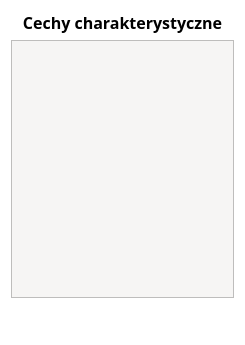
SiekamCebule/sj-sim, file UI/EditorWidgets/CharacteristicsEditor.ui: the form before one commit.
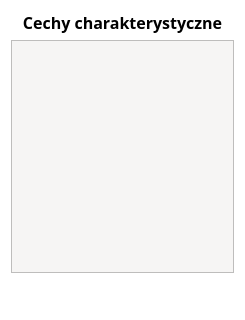
The form after the commit. Icons and pictures are not drawn.

Diff of the .ui file:
```diff
--- a/UI/EditorWidgets/CharacteristicsEditor.ui
+++ b/UI/EditorWidgets/CharacteristicsEditor.ui
@@ -7,7 +7,7 @@
     <x>0</x>
     <y>0</y>
     <width>245</width>
-    <height>345</height>
+    <height>320</height>
    </rect>
   </property>
   <property name="windowTitle">
```
